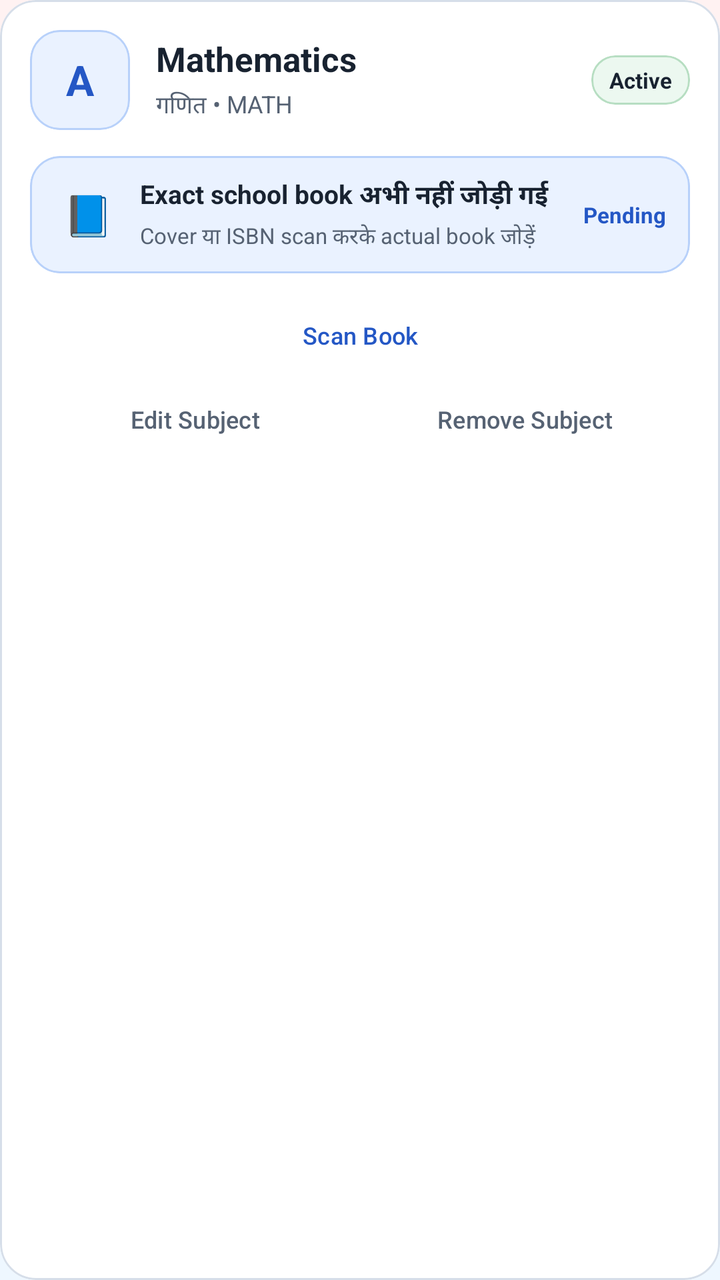
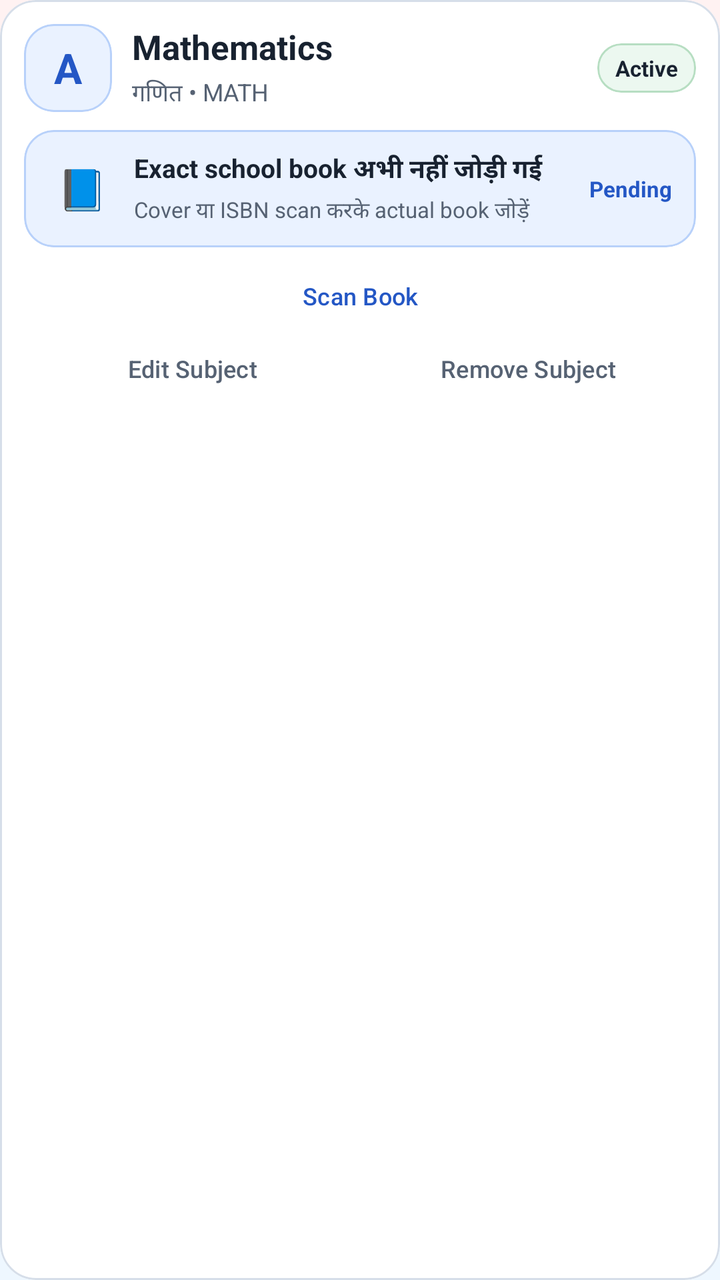

An Android layout rendered at two revisions. The XML below is the earlier revision; the diff shows what the commit changed to produce the second picture.
<!-- AndroidManifest.xml: application theme Theme.StudySaathi -->
<!-- res/layout/item_school_curriculum_subject.xml -->
<?xml version="1.0" encoding="utf-8"?>
<com.google.android.material.card.MaterialCardView
    xmlns:android="http://schemas.android.com/apk/res/android"
    xmlns:app="http://schemas.android.com/apk/res-auto"
    android:id="@+id/cardCurriculumSubjectItem"
    android:layout_width="match_parent"
    android:layout_height="wrap_content"
    android:layout_marginStart="2dp"
    android:layout_marginTop="6dp"
    android:layout_marginEnd="2dp"
    android:layout_marginBottom="6dp"
    android:clickable="true"
    android:focusable="true"
    android:foreground="?attr/selectableItemBackground"
    app:cardBackgroundColor="@color/ss_surface"
    app:cardCornerRadius="18dp"
    app:cardElevation="0dp"
    app:strokeColor="@color/ss_outline"
    app:strokeWidth="1dp">

    <LinearLayout
        android:layout_width="match_parent"
        android:layout_height="wrap_content"
        android:orientation="vertical"
        android:padding="15dp">

        
        <LinearLayout
            android:layout_width="match_parent"
            android:layout_height="wrap_content"
            android:gravity="center_vertical"
            android:orientation="horizontal">

            <com.google.android.material.card.MaterialCardView
                android:id="@+id/cardCurriculumSubjectIcon"
                android:layout_width="50dp"
                android:layout_height="50dp"
                app:cardBackgroundColor="@color/ss_blue_soft"
                app:cardCornerRadius="15dp"
                app:cardElevation="0dp"
                app:strokeColor="@color/ss_blue_border"
                app:strokeWidth="1dp">

                <TextView
                    android:id="@+id/textCurriculumSubjectIcon"
                    android:layout_width="match_parent"
                    android:layout_height="match_parent"
                    android:fontFamily="sans-serif-rounded"
                    android:gravity="center"
                    android:importantForAccessibility="no"
                    android:text="A"
                    android:textColor="@color/ss_primary"
                    android:textSize="21sp"
                    android:textStyle="bold" />

            </com.google.android.material.card.MaterialCardView>

            <LinearLayout
                android:layout_width="0dp"
                android:layout_height="wrap_content"
                android:layout_marginStart="13dp"
                android:layout_weight="1"
                android:orientation="vertical">

                <TextView
                    android:id="@+id/textCurriculumSubjectName"
                    android:layout_width="match_parent"
                    android:layout_height="wrap_content"
                    android:fontFamily="sans-serif-rounded"
                    android:maxLines="2"
                    android:text="Mathematics"
                    android:textColor="@color/ss_text_primary"
                    android:textSize="17sp"
                    android:textStyle="bold" />

                <TextView
                    android:id="@+id/textCurriculumSubjectSecondaryName"
                    android:layout_width="match_parent"
                    android:layout_height="wrap_content"
                    android:layout_marginTop="3dp"
                    android:maxLines="2"
                    android:text="गणित • MATH"
                    android:textColor="@color/ss_text_secondary"
                    android:textSize="12sp" />

            </LinearLayout>

            <com.google.android.material.card.MaterialCardView
                android:id="@+id/cardCurriculumSubjectStatus"
                android:layout_width="wrap_content"
                android:layout_height="wrap_content"
                android:layout_marginStart="8dp"
                app:cardBackgroundColor="@color/ss_green_soft"
                app:cardCornerRadius="12dp"
                app:cardElevation="0dp"
                app:strokeColor="@color/ss_green_border"
                app:strokeWidth="1dp">

                <TextView
                    android:id="@+id/textCurriculumSubjectStatus"
                    android:layout_width="wrap_content"
                    android:layout_height="wrap_content"
                    android:paddingStart="9dp"
                    android:paddingTop="5dp"
                    android:paddingEnd="9dp"
                    android:paddingBottom="5dp"
                    android:text="Active"
                    android:textColor="@color/ss_text_primary"
                    android:textSize="11sp"
                    android:textStyle="bold" />

            </com.google.android.material.card.MaterialCardView>

        </LinearLayout>

        
        <com.google.android.material.card.MaterialCardView
            android:id="@+id/cardCurriculumSubjectBook"
            android:layout_width="match_parent"
            android:layout_height="wrap_content"
            android:layout_marginTop="13dp"
            app:cardBackgroundColor="@color/ss_blue_soft"
            app:cardCornerRadius="15dp"
            app:cardElevation="0dp"
            app:strokeColor="@color/ss_blue_border"
            app:strokeWidth="1dp">

            <LinearLayout
                android:layout_width="match_parent"
                android:layout_height="wrap_content"
                android:gravity="center_vertical"
                android:orientation="horizontal"
                android:paddingStart="12dp"
                android:paddingTop="10dp"
                android:paddingEnd="12dp"
                android:paddingBottom="10dp">

                <TextView
                    android:id="@+id/textCurriculumSubjectBookIcon"
                    android:layout_width="34dp"
                    android:layout_height="34dp"
                    android:gravity="center"
                    android:importantForAccessibility="no"
                    android:text="📘"
                    android:textSize="20sp" />

                <LinearLayout
                    android:layout_width="0dp"
                    android:layout_height="wrap_content"
                    android:layout_marginStart="9dp"
                    android:layout_weight="1"
                    android:orientation="vertical">

                    <TextView
                        android:id="@+id/textCurriculumSubjectBookName"
                        android:layout_width="match_parent"
                        android:layout_height="wrap_content"
                        android:maxLines="2"
                        android:text="Exact school book अभी नहीं जोड़ी गई"
                        android:textColor="@color/ss_text_primary"
                        android:textSize="13sp"
                        android:textStyle="bold" />

                    <TextView
                        android:id="@+id/textCurriculumSubjectBookDetails"
                        android:layout_width="match_parent"
                        android:layout_height="wrap_content"
                        android:layout_marginTop="3dp"
                        android:maxLines="2"
                        android:text="Cover या ISBN scan करके actual book जोड़ें"
                        android:textColor="@color/ss_text_secondary"
                        android:textSize="11sp" />

                </LinearLayout>

                <TextView
                    android:id="@+id/textCurriculumSubjectBookStatus"
                    android:layout_width="wrap_content"
                    android:layout_height="wrap_content"
                    android:layout_marginStart="7dp"
                    android:text="Pending"
                    android:textColor="@color/ss_primary"
                    android:textSize="11sp"
                    android:textStyle="bold" />

            </LinearLayout>

        </com.google.android.material.card.MaterialCardView>

        
        <LinearLayout
            android:layout_width="match_parent"
            android:layout_height="wrap_content"
            android:layout_marginTop="10dp"
            android:gravity="end"
            android:orientation="horizontal">

            <com.google.android.material.button.MaterialButton
                android:id="@+id/buttonScanCurriculumSubjectBook"
                style="@style/Widget.Material3.Button.TextButton"
                android:layout_width="0dp"
                android:layout_height="wrap_content"
                android:layout_weight="1"
                android:minHeight="42dp"
                android:text="Scan Book"
                android:textAllCaps="false"
                android:textColor="@color/ss_primary"
                android:textSize="12sp" />

            <com.google.android.material.button.MaterialButton
                android:id="@+id/buttonManageCurriculumSubjectChapters"
                style="@style/Widget.Material3.Button.TextButton"
                android:layout_width="0dp"
                android:layout_height="wrap_content"
                android:layout_weight="1"
                android:minHeight="42dp"
                android:text="Manage Chapters"
                android:textAllCaps="false"
                android:textColor="@color/ss_primary"
                android:textSize="12sp"
                android:visibility="gone" />

        </LinearLayout>

        
        <LinearLayout
            android:layout_width="match_parent"
            android:layout_height="wrap_content"
            android:gravity="end"
            android:orientation="horizontal">

            <com.google.android.material.button.MaterialButton
                android:id="@+id/buttonEditCurriculumSubject"
                style="@style/Widget.Material3.Button.TextButton"
                android:layout_width="0dp"
                android:layout_height="wrap_content"
                android:layout_weight="1"
                android:minHeight="42dp"
                android:text="Edit Subject"
                android:textAllCaps="false"
                android:textColor="@color/ss_text_secondary"
                android:textSize="12sp" />

            <com.google.android.material.button.MaterialButton
                android:id="@+id/buttonRemoveCurriculumSubject"
                style="@style/Widget.Material3.Button.TextButton"
                android:layout_width="0dp"
                android:layout_height="wrap_content"
                android:layout_weight="1"
                android:minHeight="42dp"
                android:text="Remove Subject"
                android:textAllCaps="false"
                android:textColor="@color/ss_text_secondary"
                android:textSize="12sp" />

        </LinearLayout>

    </LinearLayout>

</com.google.android.material.card.MaterialCardView>
<!-- resources referenced by this layout -->
<resources>
  <color name="ss_blue_border">#B8D1FA</color>
  <color name="ss_blue_soft">#EAF2FF</color>
  <color name="ss_green_border">#B7DEC2</color>
  <color name="ss_green_soft">#ECF8F0</color>
  <color name="ss_outline">#D6DEE9</color>
  <color name="ss_primary">#2457C5</color>
  <color name="ss_surface">#FFFFFF</color>
  <color name="ss_text_primary">#182230</color>
  <color name="ss_text_secondary">#566273</color>
  <style name="Theme.StudySaathi" parent="Theme.Material3.DayNight.NoActionBar">
  
          
          <item name="colorPrimary">@color/ss_primary</item>
          <item name="colorOnPrimary">@color/ss_on_primary</item>
          <item name="colorPrimaryContainer">@color/ss_blue_soft</item>
          <item name="colorOnPrimaryContainer">@color/ss_primary_dark</item>
  
          <item name="colorSecondary">@color/ss_secondary</item>
          <item name="colorOnSecondary">@color/ss_on_secondary</item>
          <item name="colorSecondaryContainer">@color/ss_teal_soft</item>
          <item name="colorOnSecondaryContainer">@color/ss_secondary</item>
  
          <item name="colorTertiary">@color/ss_tertiary</item>
          <item name="colorOnTertiary">@color/ss_on_tertiary</item>
          <item name="colorTertiaryContainer">@color/ss_yellow_soft</item>
          <item name="colorOnTertiaryContainer">@color/ss_tertiary</item>
  
          
          <item name="android:colorBackground">@color/ss_background</item>
          <item name="colorSurface">@color/ss_surface</item>
          <item name="colorSurfaceVariant">@color/ss_surface_soft</item>
          <item name="colorOnSurface">@color/ss_text_primary</item>
          <item name="colorOnSurfaceVariant">@color/ss_text_secondary</item>
  
          
          <item name="colorOutline">@color/ss_outline</item>
          <item name="colorError">@color/ss_error</item>
          <item name="colorOnError">@color/white</item>
          <item name="colorErrorContainer">@color/ss_red_soft</item>
          <item name="colorOnErrorContainer">@color/ss_error</item>
  
          
          <item name="android:windowBackground">@drawable/bg_app_soft_mix</item>
          <item name="android:statusBarColor">@color/ss_background</item>
          <item name="android:navigationBarColor">@color/ss_background</item>
  
          <item name="android:windowLightStatusBar">true</item>
          <item name="android:windowLightNavigationBar">true</item>
          <item name="android:forceDarkAllowed">false</item>
  
          <item name="android:windowNoTitle">true</item>
          <item name="windowActionModeOverlay">true</item>
  
          
          <item name="android:colorAccent">@color/ss_primary</item>
          <item name="colorControlActivated">@color/ss_primary</item>
          <item name="colorControlNormal">@color/ss_text_secondary</item>
  
      </style>
  <color name="ss_on_primary">#FFFFFF</color>
  <color name="ss_primary_dark">#173F99</color>
  <color name="ss_secondary">#087F8C</color>
  <color name="ss_on_secondary">#FFFFFF</color>
  <color name="ss_teal_soft">#EAF8F8</color>
  <color name="ss_tertiary">#8A5A00</color>
  <color name="ss_on_tertiary">#FFFFFF</color>
  <color name="ss_yellow_soft">#FFF8E8</color>
  <color name="ss_background">#F7F9FC</color>
  <color name="ss_surface_soft">#F0F4FA</color>
  <color name="ss_error">#BA1A1A</color>
  <color name="white">#FFFFFFFF</color>
  <color name="ss_red_soft">#FFF0F0</color>
  <!-- drawable bg_app_soft_mix (drawable) -->
  <?xml version="1.0" encoding="utf-8"?>
  <shape xmlns:android="http://schemas.android.com/apk/res/android"
      android:shape="rectangle">
  
      <gradient
          android:angle="270"
          android:centerColor="#F2FBF3"
          android:endColor="#EEF7FF"
          android:startColor="#FFF2F2"
          android:type="linear" />
  
  </shape>
</resources>

<!-- the commit's change to res/layout/item_school_curriculum_subject.xml (unified diff, before → after) -->
@@ -6,9 +6,9 @@
     android:layout_width="match_parent"
     android:layout_height="wrap_content"
     android:layout_marginStart="2dp"
-    android:layout_marginTop="6dp"
+    android:layout_marginTop="4dp"
     android:layout_marginEnd="2dp"
-    android:layout_marginBottom="6dp"
+    android:layout_marginBottom="4dp"
     android:clickable="true"
     android:focusable="true"
     android:foreground="?attr/selectableItemBackground"
@@ -22,7 +22,7 @@
         android:layout_width="match_parent"
         android:layout_height="wrap_content"
         android:orientation="vertical"
-        android:padding="15dp">
+        android:padding="12dp">
 
         
         <LinearLayout
@@ -33,8 +33,8 @@
 
             <com.google.android.material.card.MaterialCardView
                 android:id="@+id/cardCurriculumSubjectIcon"
-                android:layout_width="50dp"
-                android:layout_height="50dp"
+                android:layout_width="44dp"
+                android:layout_height="44dp"
                 app:cardBackgroundColor="@color/ss_blue_soft"
                 app:cardCornerRadius="15dp"
                 app:cardElevation="0dp"
@@ -58,7 +58,7 @@
             <LinearLayout
                 android:layout_width="0dp"
                 android:layout_height="wrap_content"
-                android:layout_marginStart="13dp"
+                android:layout_marginStart="10dp"
                 android:layout_weight="1"
                 android:orientation="vertical">
 
@@ -118,7 +118,7 @@
             android:id="@+id/cardCurriculumSubjectBook"
             android:layout_width="match_parent"
             android:layout_height="wrap_content"
-            android:layout_marginTop="13dp"
+            android:layout_marginTop="9dp"
             app:cardBackgroundColor="@color/ss_blue_soft"
             app:cardCornerRadius="15dp"
             app:cardElevation="0dp"
@@ -191,7 +191,7 @@
         <LinearLayout
             android:layout_width="match_parent"
             android:layout_height="wrap_content"
-            android:layout_marginTop="10dp"
+            android:layout_marginTop="6dp"
             android:gravity="end"
             android:orientation="horizontal">
 
@@ -201,7 +201,7 @@
                 android:layout_width="0dp"
                 android:layout_height="wrap_content"
                 android:layout_weight="1"
-                android:minHeight="42dp"
+                android:minHeight="36dp"
                 android:text="Scan Book"
                 android:textAllCaps="false"
                 android:textColor="@color/ss_primary"
@@ -213,7 +213,7 @@
                 android:layout_width="0dp"
                 android:layout_height="wrap_content"
                 android:layout_weight="1"
-                android:minHeight="42dp"
+                android:minHeight="36dp"
                 android:text="Manage Chapters"
                 android:textAllCaps="false"
                 android:textColor="@color/ss_primary"
@@ -235,7 +235,7 @@
                 android:layout_width="0dp"
                 android:layout_height="wrap_content"
                 android:layout_weight="1"
-                android:minHeight="42dp"
+                android:minHeight="36dp"
                 android:text="Edit Subject"
                 android:textAllCaps="false"
                 android:textColor="@color/ss_text_secondary"
@@ -247,7 +247,7 @@
                 android:layout_width="0dp"
                 android:layout_height="wrap_content"
                 android:layout_weight="1"
-                android:minHeight="42dp"
+                android:minHeight="36dp"
                 android:text="Remove Subject"
                 android:textAllCaps="false"
                 android:textColor="@color/ss_text_secondary"
